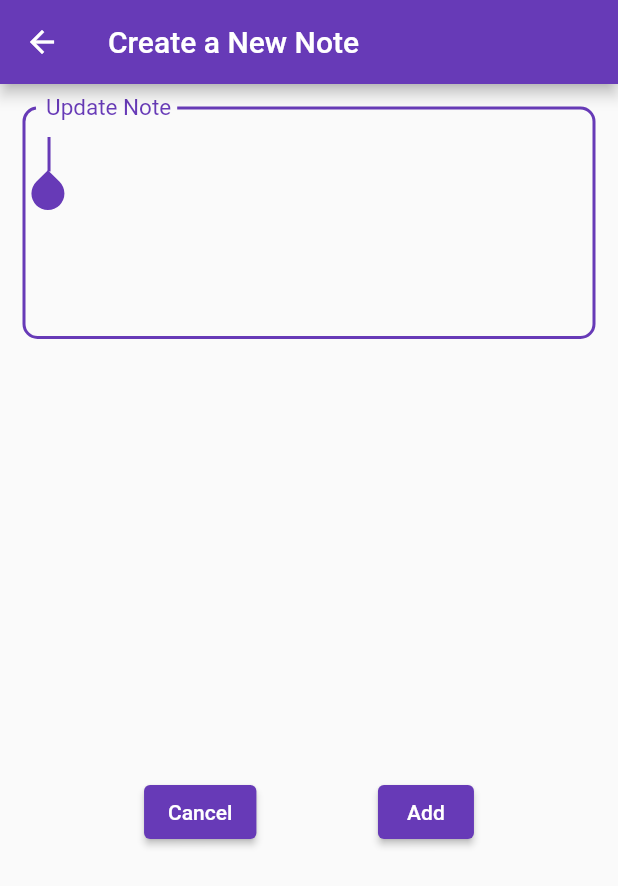
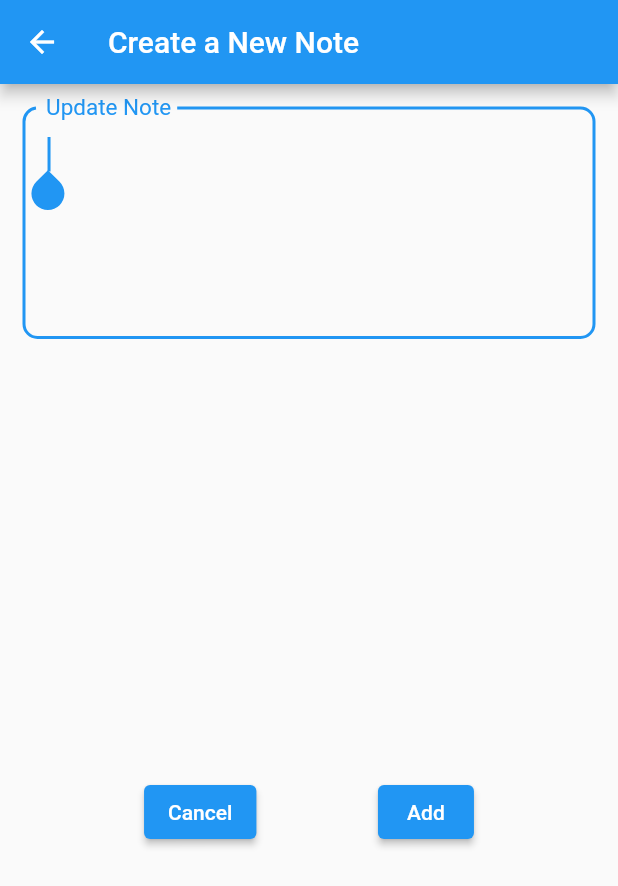
Before and after one commit to mohdasif690/todo_app, a Flutter app: the screen it shows after launch, after a tap on the "add" icon, on a phone screen of 412 x 824 dp. Shown: the top 886 px of the screen. Run offline on Flutter 3.47's test engine with Material 2 defaults, Android fonts, the phone set to English and light mode, and no system bars; our stand-ins replace get, get_storage.

Commit message:
changes done

```diff
--- a/lib/main.dart
+++ b/lib/main.dart
@@ -2,6 +2,7 @@ import 'package:flutter/material.dart';
 import 'package:get/get.dart';
 import 'package:get_storage/get_storage.dart';
 import 'package:todo_app/screens/notes_list.dart';
+import 'package:flutter/foundation.dart' show kIsWeb;
 
 void main() async {
   await GetStorage.init();
@@ -10,6 +11,20 @@ void main() async {
 
 class MyApp extends StatelessWidget {
   const MyApp({Key? key}) : super(key: key);
+
+  @override
+  Widget build(BuildContext context) {
+    if (kIsWeb) {
+      return const Webpage();
+    } else {
+      return const Apppage();
+    }
+  }
+}
+
+// ignore: camel_case_types
+class Webpage extends StatelessWidget {
+  const Webpage({Key? key}) : super(key: key);
 
   @override
   Widget build(BuildContext context) {
@@ -24,3 +39,20 @@ class MyApp extends StatelessWidget {
     );
   }
 }
+
+class Apppage extends StatelessWidget {
+  const Apppage({Key? key}) : super(key: key);
+
+  @override
+  Widget build(BuildContext context) {
+    return GetMaterialApp(
+      debugShowCheckedModeBanner: false,
+      title: 'Flutter Demo',
+      theme: ThemeData(
+        primarySwatch: Colors.blue,
+        visualDensity: VisualDensity.adaptivePlatformDensity,
+      ),
+      home: const NoteList(),
+    );
+  }
+}
```
